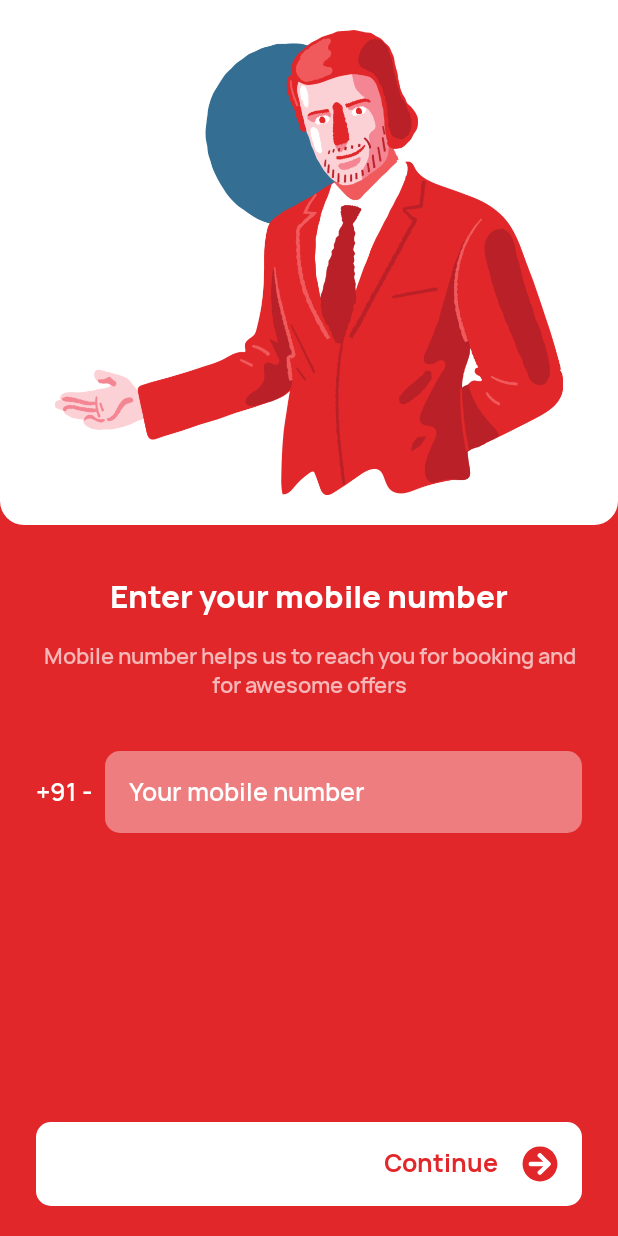
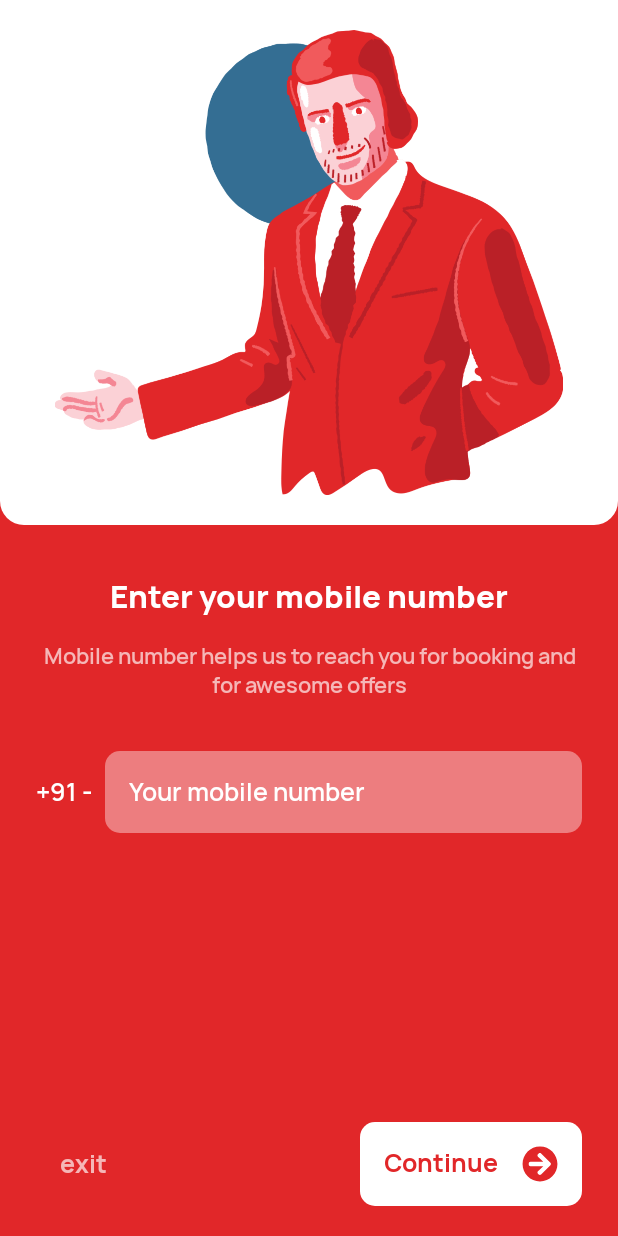
Before and after one commit to varun508/food-delivery-android, an Android app: the PhoneNumberFragment screen opened directly, with no data from a screen before it, on a phone screen of 412 x 824 dp. Run offline under Robolectric (Android 15) with nearby library versions, the phone set to English and light mode, and no system bars.

Commit message:
Fix the continue button with ask-phone-screen

```diff
--- a/app/src/main/res/layout/activity_main.xml
+++ b/app/src/main/res/layout/activity_main.xml
@@ -13,7 +13,6 @@
         android:layout_width="match_parent"
         android:layout_height="match_parent" />
 
-
     <com.google.android.material.bottomnavigation.BottomNavigationView
         android:id="@+id/mainBottomNav"
         android:layout_width="match_parent"
--- a/app/src/main/res/layout/fragment_phone_number.xml
+++ b/app/src/main/res/layout/fragment_phone_number.xml
@@ -102,9 +102,10 @@
         app:layout_constraintStart_toStartOf="@+id/guideline"
         app:layout_constraintTop_toTopOf="@+id/editText" />
 
+
     <TextView
         android:id="@+id/tvContinueFpn"
-        android:layout_width="0dp"
+        android:layout_width="wrap_content"
         android:layout_height="wrap_content"
         android:layout_marginTop="@dimen/margin_biggest"
         android:layout_marginBottom="@dimen/margin_big"
@@ -118,10 +119,30 @@
         android:textColor="@color/trihk_red"
         android:textSize="@dimen/text_size_body_regular"
         app:layout_constraintBottom_toBottomOf="parent"
+        app:layout_constraintEnd_toEndOf="parent"
         app:layout_constraintEnd_toStartOf="@+id/guideline2"
-        app:layout_constraintHorizontal_bias="0.0"
+        app:layout_constraintHorizontal_bias="0.5"
+        app:layout_constraintStart_toEndOf="@+id/textView4"
+        app:layout_constraintTop_toBottomOf="@+id/txt_pin_entry"
+        app:layout_constraintVertical_bias="0.0" />
+
+
+    <TextView
+        android:id="@+id/textView4"
+        android:layout_width="0dp"
+        android:layout_height="wrap_content"
+        android:layout_marginEnd="@dimen/margin_medium"
+        android:drawablePadding="@dimen/padding_medium"
+        android:fontFamily="@font/manrope_bold"
+        android:gravity="start"
+        android:padding="@dimen/padding_medium"
+        android:text="exit"
+        android:textColor="@color/white_80"
+        android:textSize="@dimen/text_size_body_regular"
+        app:layout_constraintBottom_toBottomOf="@+id/tvContinueFpn"
+        app:layout_constraintEnd_toStartOf="@+id/tvContinueFpn"
+        app:layout_constraintHorizontal_bias="0.5"
         app:layout_constraintStart_toStartOf="@+id/guideline"
-        app:layout_constraintTop_toBottomOf="@+id/editText"
-        app:layout_constraintVertical_bias="1.0" />
+        app:layout_constraintTop_toTopOf="@+id/tvContinueFpn" />
 
 </androidx.constraintlayout.widget.ConstraintLayout>
--- a/app/src/main/res/layout/fragment_phone_verification.xml
+++ b/app/src/main/res/layout/fragment_phone_verification.xml
@@ -111,7 +111,7 @@
         app:layout_constraintHorizontal_bias="0.5"
         app:layout_constraintStart_toEndOf="@+id/textView4"
         app:layout_constraintTop_toBottomOf="@+id/txt_pin_entry"
-        app:layout_constraintVertical_bias="1.0" />
+        app:layout_constraintVertical_bias="0.0" />
 
 
     <TextView
```
